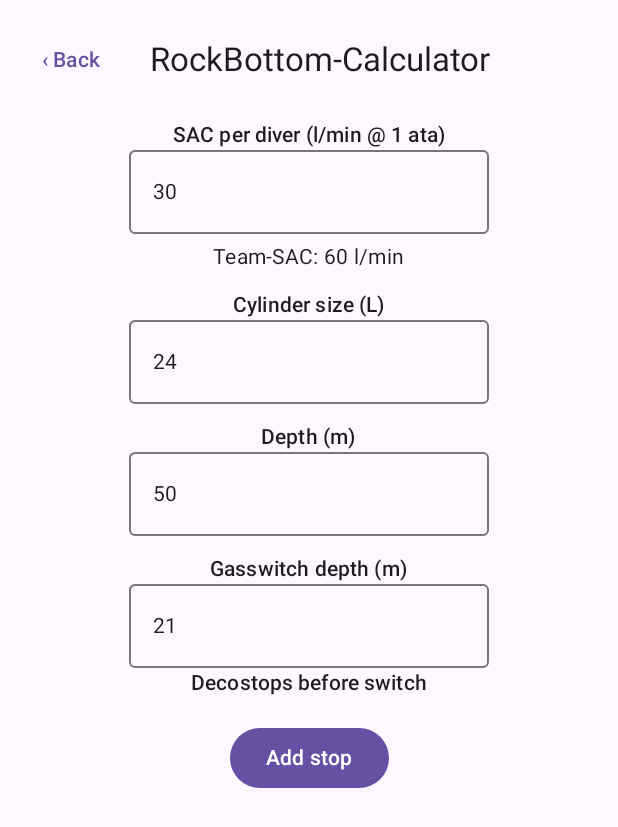
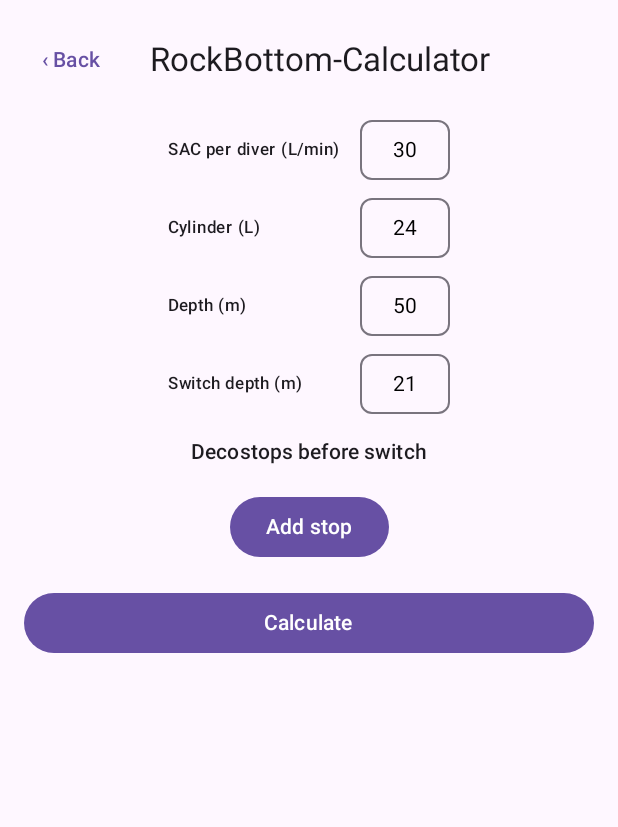
Before and after one commit to peer-crypto/peersTT, an Android app built with Jetpack Compose: the screen it shows after launch (MainActivity), after a tap on "RockBottom Calculator", on a phone screen of 412 x 824 dp. Shown: the top 827 px of the screen. Run offline under Robolectric (Android 15) with nearby library versions, the phone set to English and light mode, and no system bars.

Commit message:
Steht grob

```diff
--- a/app/src/main/java/com/example/ptt/navigation/NavGraph.kt
+++ b/app/src/main/java/com/example/ptt/navigation/NavGraph.kt
@@ -7,11 +7,15 @@ import androidx.navigation.compose.composable
 import com.example.ptt.ui.screens.DeepstopScreen
 import com.example.ptt.ui.screens.HomeScreen
 import com.example.ptt.ui.screens.RockBottomScreen
+import com.example.ptt.ui.screens.RockBottomResultScreen
 
 object Routes {
     const val HOME = "home"
     const val DEEPSTOP = "deepstop"
-    const val ROCKBOTTOM = "rockbottom" // ⬅️ neu
+    const val ROCKBOTTOM = "rockbottom"
+
+    const val ROCKBOTTOM_RESULT = "rockbottom_result"
+
 }
 
 @Composable
@@ -20,10 +24,21 @@ fun AppNavGraph(nav: NavHostController) {
         composable(Routes.HOME) {
             HomeScreen(
                 onDeepstop = { nav.navigate(Routes.DEEPSTOP) },
-                onRockBottom = { nav.navigate(Routes.ROCKBOTTOM) } // ⬅️ neu
+                onRockBottom = { nav.navigate(Routes.ROCKBOTTOM) }
             )
         }
         composable(Routes.DEEPSTOP) { DeepstopScreen(onBack = { nav.popBackStack() }) }
-        composable(Routes.ROCKBOTTOM) { RockBottomScreen(onBack = { nav.popBackStack() }) } // ⬅️ neu
+
+        composable(Routes.ROCKBOTTOM) {
+            RockBottomScreen(
+                onBack = { nav.popBackStack() },
+                onShowResult = { nav.navigate(Routes.ROCKBOTTOM_RESULT) }
+            )
+        }
+        composable(Routes.ROCKBOTTOM_RESULT) {
+            RockBottomResultScreen(
+                onBack = { nav.popBackStack() },
+                nav = nav        )
+        }
     }
 }
--- /dev/null
+++ b/app/src/main/java/com/example/ptt/ui/components/CompactNumberField.kt
@@ -0,0 +1,63 @@
+import androidx.compose.foundation.BorderStroke
+import androidx.compose.foundation.border
+import androidx.compose.foundation.shape.RoundedCornerShape
+import androidx.compose.foundation.text.BasicTextField
+import androidx.compose.ui.Modifier
+import androidx.compose.foundation.layout.Box
+import androidx.compose.foundation.layout.fillMaxWidth
+import androidx.compose.runtime.*
+import androidx.compose.material3.*
+import androidx.compose.foundation.layout.height
+import androidx.compose.foundation.layout.padding
+import androidx.compose.foundation.layout.width
+import androidx.compose.ui.Alignment
+import androidx.compose.foundation.text.KeyboardOptions
+import androidx.compose.ui.graphics.SolidColor
+import androidx.compose.ui.text.input.KeyboardType
+import androidx.compose.ui.text.style.TextAlign
+import androidx.compose.ui.unit.dp
+import androidx.compose.ui.unit.sp
+
+
+@Composable
+fun CompactNumberField(
+    value: String,
+    onValueChange: (String) -> Unit,
+    modifier: Modifier = Modifier,
+    placeholder: String? = null,
+) {
+    val shape = RoundedCornerShape(8.dp)
+    Box(
+        modifier
+            .height(40.dp)
+            .width(60.dp)
+            .border(BorderStroke(1.dp, MaterialTheme.colorScheme.outline), shape)
+            .padding(horizontal = 6.dp, vertical = 6.dp),
+        contentAlignment = Alignment.Center
+    ) {
+        BasicTextField(
+            value = value,
+            onValueChange = { if (it.isEmpty() || it.all { c -> c.isDigit() }) onValueChange(it) },
+            singleLine = true,
+            keyboardOptions = KeyboardOptions(keyboardType = KeyboardType.Number),
+            textStyle = LocalTextStyle.current.copy(
+                fontSize = 14.sp,
+                textAlign = TextAlign.Center   //Zahl wird zentriert
+            ),
+            cursorBrush = SolidColor(MaterialTheme.colorScheme.primary),
+            modifier = Modifier.fillMaxWidth()  // wichtig, damit das TextAlign wirkt
+        )
+
+        if (value.isEmpty() && !placeholder.isNullOrEmpty()) {
+            Text(
+                placeholder,
+                style = LocalTextStyle.current.copy(
+                    fontSize = 12.sp,
+                    color = MaterialTheme.colorScheme.onSurfaceVariant,
+                    textAlign = TextAlign.Center
+                ),
+                modifier = Modifier.fillMaxWidth()
+            )
+        }
+    }
+}
--- a/app/src/main/java/com/example/ptt/ui/screens/RockBottomScreen.kt
+++ b/app/src/main/java/com/example/ptt/ui/screens/RockBottomScreen.kt
@@ -1,12 +1,11 @@
 package com.example.ptt.ui.screens
 
-
+import CompactNumberField
 import androidx.compose.foundation.layout.Arrangement
 import androidx.compose.foundation.lazy.LazyColumn
 import androidx.compose.foundation.lazy.itemsIndexed
 import androidx.compose.material3.Icon
 import androidx.compose.material3.IconButton
-import androidx.compose.material3.OutlinedTextField
 import androidx.compose.material3.Text
 import androidx.compose.material.icons.Icons
 import androidx.compose.material.icons.filled.Delete
@@ -19,16 +18,21 @@ import androidx.compose.ui.Modifier
 import androidx.compose.ui.unit.dp
 import androidx.lifecycle.viewmodel.compose.viewModel
 import com.example.ptt.viewmodel.RockBottomViewModel
-import androidx.compose.foundation.text.KeyboardOptions
-import androidx.compose.ui.text.input.KeyboardType
 
 @Composable
-fun RockBottomScreen(onBack: () -> Unit, vm: RockBottomViewModel = viewModel()) {
+fun RockBottomScreen(
+    onBack: () -> Unit,
+    onShowResult: () -> Unit,
+    vm: RockBottomViewModel = viewModel()) {
+
     Column(
-        modifier = Modifier.fillMaxSize().padding(16.dp),
+        modifier = Modifier
+            .fillMaxSize()
+            .padding(16.dp),
         verticalArrangement = Arrangement.Top,
         horizontalAlignment = Alignment.CenterHorizontally
     ) {
+        // Header
         Row(
             modifier = Modifier.fillMaxWidth(),
             horizontalArrangement = Arrangement.SpaceBetween,
@@ -41,103 +45,155 @@ fun RockBottomScreen(onBack: () -> Unit, vm: RockBottomViewModel = viewModel())
 
         Spacer(Modifier.height(16.dp))
 
-        // SAC pro Taucher (inkl. Stressfaktor, vom Nutzer bestimmt)
-        Text("SAC per diver (l/min @ 1 ata)", style = MaterialTheme.typography.labelLarge)
-        OutlinedTextField(
+        // SAC per diver
+        Row(
+            horizontalArrangement = Arrangement.spacedBy(8.dp),
+            verticalAlignment = Alignment.CenterVertically
+        ) {
+            Text(
+                "SAC per diver (L/min)",
+                style = MaterialTheme.typography.labelSmall,
+                modifier = Modifier.width(120.dp)
+            )  // feste Breite für Label
+            CompactNumberField(
                 value = vm.sacPerDiver,
-            onValueChange = { input ->
-                // Nur Zahlen oder leer erlauben
-                if (input.isEmpty() || input.all { it.isDigit() }) vm.sacPerDiver = input
-            },
-            singleLine = true,
-            keyboardOptions = KeyboardOptions(keyboardType = KeyboardType.Number),
-            modifier = Modifier.width(240.dp)
+                onValueChange = { vm.sacPerDiver = it }
             )
+        }
 
-        Spacer(Modifier.height(5.dp))
 
-        Text("Team-SAC: ${vm.sacTeamLpm} l/min", style = MaterialTheme.typography.bodyMedium)
+        Spacer(Modifier.height(12.dp))
 
-        // Cylinder size (L)
+        // Cylinder size
+        Row(
+            horizontalArrangement = Arrangement.spacedBy(8.dp),
+            verticalAlignment = Alignment.CenterVertically
+        ) {
+            Text(
+                "Cylinder (L)",
+                style = MaterialTheme.typography.labelSmall,
+                modifier = Modifier.width(120.dp)
+            )
+            CompactNumberField(
+                value = vm.cylinderL,
+                onValueChange = { vm.cylinderL = it }
+            )
+        }
+
         Spacer(Modifier.height(12.dp))
-        Text("Cylinder size (L)", style = MaterialTheme.typography.labelLarge)
-        OutlinedTextField(
-            value = vm.cylinderL,
-            onValueChange = { input ->
-                if (input.isEmpty() || input.all { it.isDigit() }) vm.cylinderL = input
-            },
-            singleLine = true,
-            keyboardOptions = KeyboardOptions(keyboardType = KeyboardType.Number),
-            modifier = Modifier.width(240.dp)
+
+        // Bottom depth
+        Row(
+            horizontalArrangement = Arrangement.spacedBy(8.dp),
+            verticalAlignment = Alignment.CenterVertically
+        ) {
+            Text(
+                "Depth (m)",
+                style = MaterialTheme.typography.labelSmall,
+                modifier = Modifier.width(120.dp)
             )
+            CompactNumberField(
+                value = vm.depthM,
+                onValueChange = { vm.depthM = it }
+            )
+        }
 
-// Depth (m)
         Spacer(Modifier.height(12.dp))
-        Text("Depth (m)", style = MaterialTheme.typography.labelLarge)
-        OutlinedTextField(
-            value = vm.depthM,
-            onValueChange = { input ->
-                if (input.isEmpty() || input.all { it.isDigit() }) vm.depthM = input
-            },
-            singleLine = true,
-            keyboardOptions = KeyboardOptions(keyboardType = KeyboardType.Number),
-            modifier = Modifier.width(240.dp)
+
+        // Switch depth
+        Row(
+            horizontalArrangement = Arrangement.spacedBy(8.dp),
+            verticalAlignment = Alignment.CenterVertically
+        ) {
+            Text(
+                "Switch depth (m)",
+                style = MaterialTheme.typography.labelSmall,
+                modifier = Modifier.width(120.dp)
             )
+            CompactNumberField(
+                value = vm.switchDepthM,
+                onValueChange = { vm.switchDepthM = it }
+            )
+        }
 
-// Switch depth (m)
-        Spacer(Modifier.height(12.dp))
-        Text("Gasswitch depth (m)", style = MaterialTheme.typography.labelLarge)
-        OutlinedTextField(
-            value = vm.switchDepthM,
-            onValueChange = { input ->
-                if (input.isEmpty() || input.all { it.isDigit() }) vm.switchDepthM = input
-            },
-            singleLine = true,
-            keyboardOptions = KeyboardOptions(keyboardType = KeyboardType.Number),
-            modifier = Modifier.width(240.dp)
-        )
+        Spacer(Modifier.height(15.dp))
+
+        // Deco stops
         Text("Decostops before switch", style = MaterialTheme.typography.labelLarge)
         Spacer(Modifier.height(8.dp))
 
         LazyColumn(
             verticalArrangement = Arrangement.spacedBy(8.dp),
-            modifier = Modifier.fillMaxWidth()
+            modifier = Modifier
+                .fillMaxWidth()
+                .weight(1f, fill = false)
         ) {
             itemsIndexed(vm.decoStops) { index, stop ->
                 Row(
-                    horizontalArrangement = Arrangement.spacedBy(8.dp),
-                    verticalAlignment = Alignment.CenterVertically,
+                    verticalAlignment = Alignment.Top,
+                    horizontalArrangement = Arrangement.Center,   // Inhalte mittig ausrichten
                     modifier = Modifier.fillMaxWidth()
                 ) {
-                    // Depth
-                    OutlinedTextField(
+
+                    Spacer(Modifier.width(75.dp))
+
+                    // Depth column
+                    Column(
+                        horizontalAlignment = Alignment.CenterHorizontally,
+                        modifier = Modifier.width(100.dp)
+                    ) {
+                        Text("Depth (m)", style = MaterialTheme.typography.labelSmall)
+                        CompactNumberField(
                             value = stop.depthM,
-                        onValueChange = { vm.updateDecoStopDepth(index, it) },
-                        label = { Text("Depth (m)") },
-                        singleLine = true,
-                        keyboardOptions = KeyboardOptions(keyboardType = KeyboardType.Number),
-                        isError = stop.depthM.isNotEmpty() && !vm.isStopInRange(stop.depthM),
-                        modifier = Modifier.width(140.dp)
+                            onValueChange = { vm.updateDecoStopDepth(index, it) }
                         )
-                    // Minutes
-                    OutlinedTextField(
+                    }
+
+                    Spacer(Modifier.width(5.dp)) // Abstand zwischen Depth und Minutes
+
+                    // Minutes column
+                    Column(
+                        horizontalAlignment = Alignment.CenterHorizontally,
+                        modifier = Modifier.width(100.dp)
+                    ) {
+                        Text("Minutes", style = MaterialTheme.typography.labelSmall)
+                        CompactNumberField(
                             value = stop.minutes,
-                        onValueChange = { vm.updateDecoStopMinutes(index, it) },
-                        label = { Text("Minutes") },
-                        singleLine = true,
-                        keyboardOptions = KeyboardOptions(keyboardType = KeyboardType.Number),
-                        modifier = Modifier.width(120.dp)
+                            onValueChange = { vm.updateDecoStopMinutes(index, it) }
                         )
-                    // Remove
-                    IconButton(
-                        onClick = { vm.removeDecoStop(index) }
-                    ) { Icon(Icons.Default.Delete, contentDescription = "Remove stop") }
+                    }
+
+                    Spacer(Modifier.width(12.dp)) // Abstand zum Delete-Button
+                    IconButton(onClick = { vm.removeDecoStop(index) }) {
+                        Icon(Icons.Default.Delete, contentDescription = "Remove stop")
+                    }
                 }
             }
         }
 
         Spacer(Modifier.height(8.dp))
-        Button(onClick = { vm.addDecoStop() }) { Text("Add stop") }
+
+// Add-Stop Button nur anzeigen, wenn < 6 Stops
+        if (vm.decoStops.size < 7) {
+            Button(onClick = { vm.addDecoStop() }) {
+                Text("Add stop")
+            }
+        }
+
+        Spacer(Modifier.height(16.dp))
+
+// Calculate Button
+        Button(
+            onClick = {
+                vm.calculateRockBottom()
+                // Nur navigieren, wenn ein Ergebnis vorhanden ist
+                if (vm.calcGasL != null && vm.calcBar != null) {
+                    onShowResult()
+                }
+            },
+            modifier = Modifier.fillMaxWidth()
+        ) { Text("Calculate") }
+    }
+
 
     }
-}
```
Also changed, not shown: app/src/main/java/com/example/ptt/domain/RockBottomCalculator.kt (added, +81 -0 lines), app/src/main/java/com/example/ptt/ui/screens/RockBottomResultScreen.kt (added, +63 -0 lines), app/src/main/java/com/example/ptt/viewmodel/RockBottomViewModel.kt (+42 -6 lines). Lines whose indentation alone changed are shown as unchanged.
